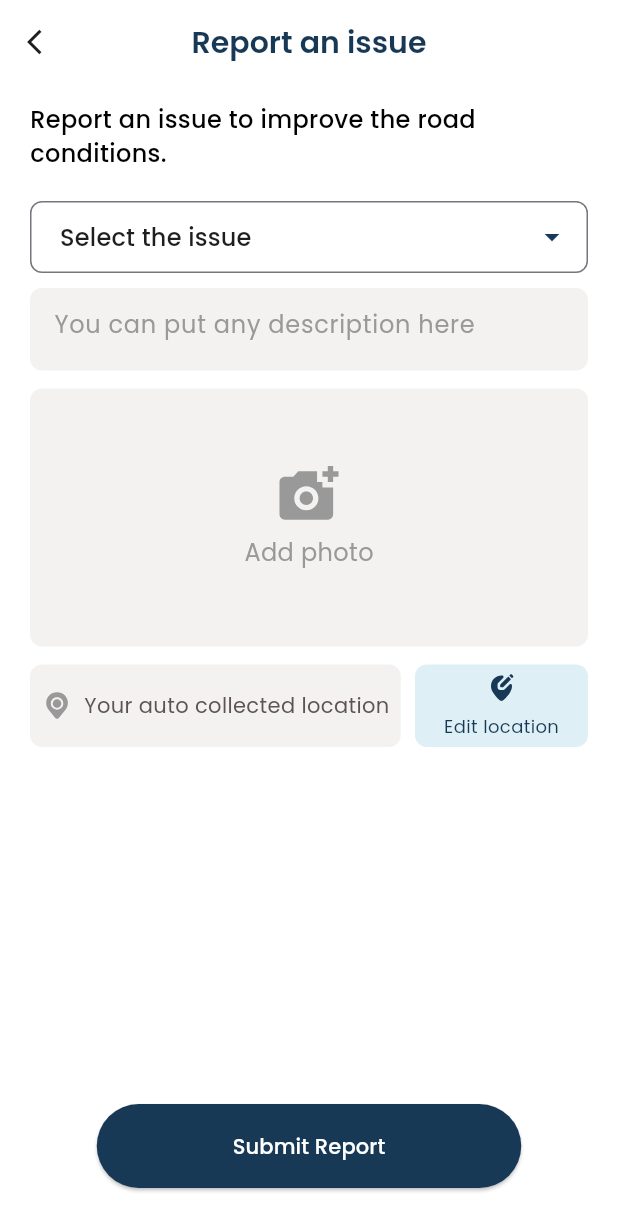
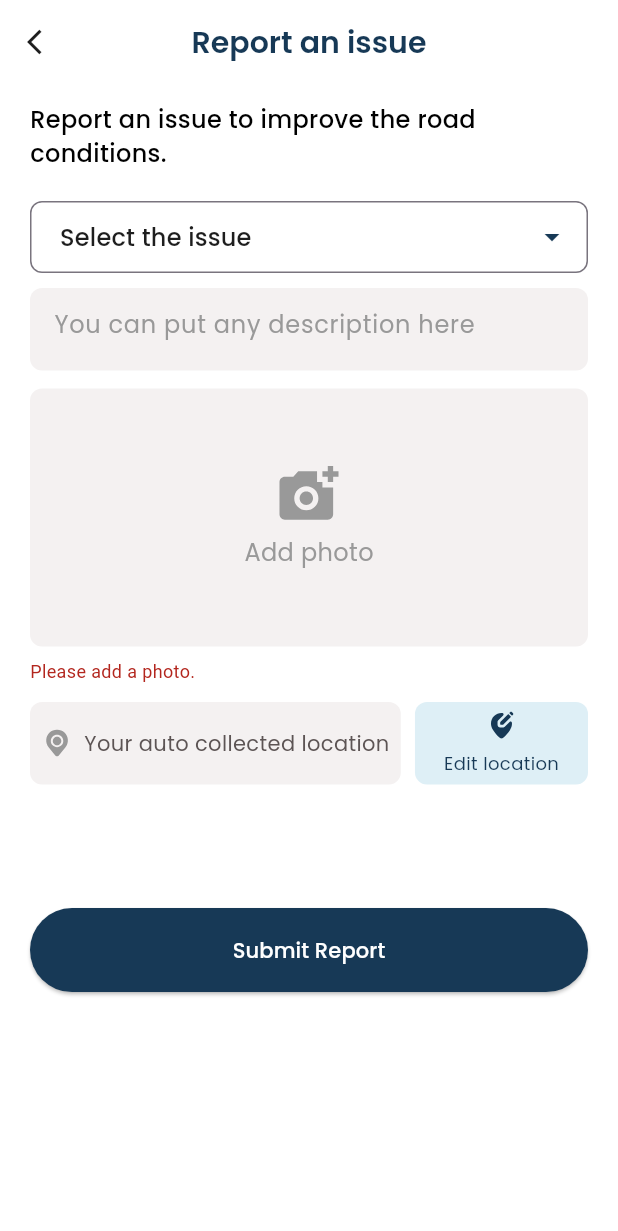
Before and after one commit to AlaaSharshera/Pathly, a Flutter app: the MakeReportView screen opened directly, after a tap on "Submit Report", on a phone screen of 412 x 824 dp. Shown: the top 1231 px of the screen. Run offline on Flutter 3.47's test engine with Material 3 defaults, Android fonts, the phone set to English and light mode, and no system bars; our stand-ins replace curved_labeled_navigation_bar, device_preview, dio, dropdown_button2, firebase_core, flutter_bloc and 9 more; missing offline and left inert: flutter_paypal_payment, flutter_stripe; accounts and stored records are empty; statements that could not run were skipped; project files that could hold a hidden picture were left out.

Commit message:
add image picker and permissions

```diff
--- a/lib/widgets/bottom_nav_views_widgets/make_report_view.dart
+++ b/lib/widgets/bottom_nav_views_widgets/make_report_view.dart
@@ -1,5 +1,7 @@
 import 'dart:developer';
+import 'dart:io';
 import 'package:flutter/material.dart';
+import 'package:image_picker/image_picker.dart';
 import 'package:pathly/utils/textstyles.dart';
 import 'package:pathly/widgets/bottom_nav_views_widgets/custom_addphoto_container.dart';
 import 'package:pathly/widgets/bottom_nav_views_widgets/custom_dropdown_button.dart';
@@ -7,6 +9,7 @@ import 'package:pathly/widgets/bottom_nav_views_widgets/custom_report_textfield.
 import 'package:pathly/widgets/bottom_nav_views_widgets/custom_reportlocation_row.dart';
 import 'package:pathly/widgets/payment_widgets/custom_payment_appbar.dart';
 import 'package:pathly/widgets/payment_widgets/custom_payment_button.dart';
+import 'package:permission_handler/permission_handler.dart';
 
 class MakeReportView extends StatefulWidget {
   const MakeReportView({super.key});
@@ -17,6 +20,53 @@ class MakeReportView extends StatefulWidget {
 
 class _MakeReportViewState extends State<MakeReportView> {
   String? selectedValue;
+  String? problemDescription;
+  File? imageFile;
+  bool isImageMissing = false;
+
+  AutovalidateMode autovalidateMode=AutovalidateMode.disabled;
+final ImagePicker _picker = ImagePicker();
+
+
+Future<bool> requestPhotoPermission() async {
+  if (Platform.isAndroid) {
+    if (await Permission.photos.isGranted || await Permission.storage.isGranted) {
+      return true;
+    }
+
+
+    if (await Permission.photos.request().isGranted) {
+      return true;
+    }
+
+
+    if (await Permission.storage.request().isGranted) {
+      return true;
+    }
+
+    return false;
+  }
+
+  final status = await Permission.photos.request();
+  return status.isGranted;
+}
+
+
+Future<void> pickImage() async {
+  bool granted = await requestPhotoPermission();
+if (!granted) {
+
+    return;
+  }
+  final XFile? pickedFile = await _picker.pickImage(source: ImageSource.gallery);
+
+  if (pickedFile != null) {
+    setState(() {
+      imageFile = File(pickedFile.path);
+    });
+  }
+}
+
 
   final formKey = GlobalKey<FormState>();
   @override
@@ -31,7 +81,7 @@ class _MakeReportViewState extends State<MakeReportView> {
           key: formKey,
           child: Padding(
             padding: const EdgeInsets.symmetric(horizontal: 20),
-            child: Column(
+            child: ListView(
               children: [
                  SizedBox(height: 12,),
                 Align(
@@ -43,6 +93,7 @@ class _MakeReportViewState extends State<MakeReportView> {
                 ),
                 SizedBox(height: 20,),
                 CustomDropdownButton(
+                  autovalidateMode: autovalidateMode,
                   onSaved: (value) {
                     selectedValue = value;
                   },
@@ -54,24 +105,81 @@ class _MakeReportViewState extends State<MakeReportView> {
                   },
                 ),
                 SizedBox(height: 10,),
-                CustomReportTextfield(),
+                CustomReportTextfield(
+                  autovalidateMode: autovalidateMode,
+                  validator: (value) {
+                    if (value==null||value.isEmpty){
+                      return 'please write the problem';
+                    }
+                    return null;
+                  },
+                  onSaved: (value) {
+                    problemDescription=value;
+                  },
+                ),
                  SizedBox(height: 12,),
+      //           InkWell(
+      //             onTap: ()async
+      //             {
+      //             await  pickImage();
+      //             log(imageFile.toString());
+
+      //             },
+      //             child:  imageFile == null
+      // ? CustomAddphotoContainer()
+      // : Image.file(imageFile!),),
+
+      Column(
+  crossAxisAlignment: CrossAxisAlignment.start,
+  children: [
     InkWell(
-                  onTap: (){},
-                  child: CustomAddphotoContainer()),
+      onTap: () async {
+        await pickImage();
+        if (imageFile != null) {
+          setState(() {
+            isImageMissing = false;
+          });
+        }
+      },
+      child: imageFile == null
+          ? CustomAddphotoContainer()
+          : Image.file(imageFile!),
+    ),
+    if (isImageMissing)
+      Padding(
+        padding: const EdgeInsets.only(top: 8.0),
+        child: Text(
+          "Please add a photo.",
+          style: TextStyle(color: Color(0xffB3261E), fontSize: 12),
+        ),
+      ),
+  ],
+),
+
                  SizedBox(height: 12,),
                 CustomReportLocationRow(),
-                Spacer(flex: 1,),
+                SizedBox(height: imageFile==null?MediaQuery.of(context).size.height*0.1:MediaQuery.of(context).size.height*0.05,),
                 CustomPaymentButton(
                                buttonText: "Submit Report",
                                onPressed: () {
-                    if (formKey.currentState!.validate()) {
+                                autovalidateMode=AutovalidateMode.onUserInteraction;
+                              setState(() {
+                                   isImageMissing = imageFile == null;
+
+                              });
+                 if (formKey.currentState!.validate()&& imageFile != null) {
                    formKey.currentState!.save();
+                   log("validate");
                    log(selectedValue!);
+                    log(problemDescription!);
+                 }else{
+                  log("not validate");
                  }
                                },
                              ),
-                 SizedBox(height: 32,),
+
+
+
               ],
             ),
           ),
```
Lines whose indentation alone changed are shown as unchanged.
